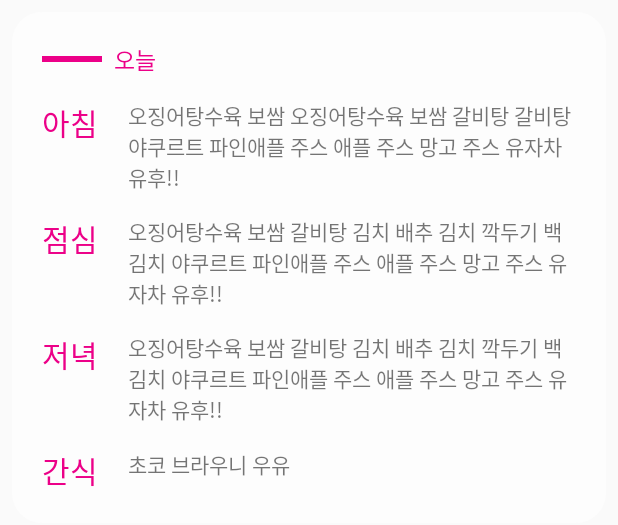
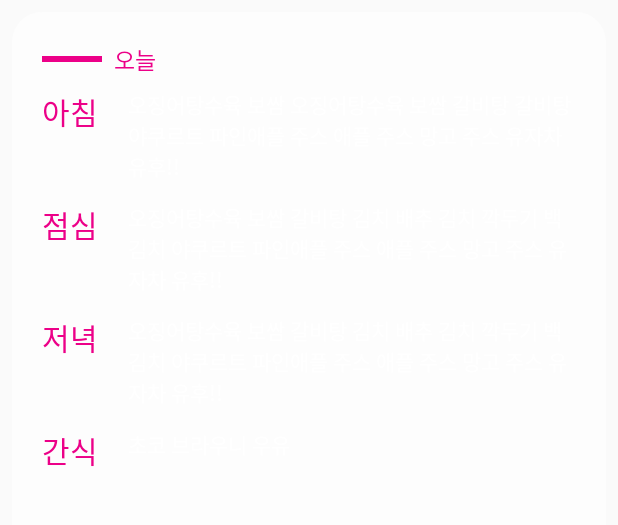
Before and after one commit to hyemdooly/DIMIBOB-for-Android, an Android app: the layout widget_today.xml on its own in the app's theme, with its tools: preview values and no code run, on a phone screen of 412 x 824 dp. Shown: the top 525 px of the screen. Run offline under Robolectric (Android 15) with nearby library versions, the phone set to English and light mode, and no system bars; Roboto replaces fonts that are not available here.

Commit message:
거의 끝.

```diff
--- a/app/src/main/java/kdmhs/me/hyemdooly/dimibob/fonts/KopubBoldTextView.java
+++ /dev/null
@@ -1,41 +0,0 @@
-package kdmhs.me.hyemdooly.dimibob.fonts;
-
-import android.content.Context;
-import android.graphics.Typeface;
-import android.util.AttributeSet;
-
-/**
- * Created by songhyemin on 2017. 3. 3..
- */
-
-public class KopubBoldTextView extends android.support.v7.widget.AppCompatTextView {
-
-    public KopubBoldTextView(Context context) {
-        super(context);
-
-    }
-
-    public KopubBoldTextView(Context context, AttributeSet attrs) {
-        super(context, attrs);
-        applyTypeface(context, attrs);
-    }
-
-    public KopubBoldTextView(Context context, AttributeSet attrs, int defStyleAttr) {
-        super(context, attrs, defStyleAttr);
-        applyTypeface(context, attrs);
-    }
-
-    private void applyTypeface(Context context, AttributeSet attrs){
-        //TypedArray arr = context.obtainStyledAttributes(attrs, R.styleable.KopubTextView);
-        String typefaceName = "KoPubDotumBold.ttf"; //arr.getString(R.styleable.KopubTextView_kopubFont);
-        Typeface typeface = null;
-
-        try{
-            typeface = Typeface.createFromAsset(context.getAssets(), typefaceName);
-            setTypeface(typeface);
-
-        }catch(Exception e){
-            e.printStackTrace();
-        }
-    }
-}
--- a/app/src/main/java/kdmhs/me/hyemdooly/dimibob/fonts/KopubLightTextView.java
+++ /dev/null
@@ -1,42 +0,0 @@
-package kdmhs.me.hyemdooly.dimibob.fonts;
-
-import android.content.Context;
-import android.graphics.Typeface;
-import android.util.AttributeSet;
-import android.widget.TextView;
-
-/**
- * Created by songhyemin on 2017. 3. 3..
- */
-
-public class KopubLightTextView extends android.support.v7.widget.AppCompatTextView {
-
-    public KopubLightTextView(Context context) {
-        super(context);
-
-    }
-
-    public KopubLightTextView(Context context, AttributeSet attrs) {
-        super(context, attrs);
-        applyTypeface(context, attrs);
-    }
-
-    public KopubLightTextView(Context context, AttributeSet attrs, int defStyleAttr) {
-        super(context, attrs, defStyleAttr);
-        applyTypeface(context, attrs);
-    }
-
-    private void applyTypeface(Context context, AttributeSet attrs){
-        //TypedArray arr = context.obtainStyledAttributes(attrs, R.styleable.KopubTextView);
-        String typefaceName = "KoPubDotumLight.ttf"; //arr.getString(R.styleable.KopubTextView_kopubFont);
-        Typeface typeface = null;
-
-        try{
-            typeface = Typeface.createFromAsset(context.getAssets(), typefaceName);
-            setTypeface(typeface);
-
-        }catch(Exception e){
-            e.printStackTrace();
-        }
-    }
-}
--- a/app/src/main/java/kdmhs/me/hyemdooly/dimibob/fonts/KopubMediumTextView.java
+++ /dev/null
@@ -1,42 +0,0 @@
-package kdmhs.me.hyemdooly.dimibob.fonts;
-
-import android.content.Context;
-import android.graphics.Typeface;
-import android.util.AttributeSet;
-import android.widget.TextView;
-
-/**
- * Created by songhyemin on 2017. 3. 3..
- */
-
-public class KopubMediumTextView extends android.support.v7.widget.AppCompatTextView {
-
-    public KopubMediumTextView(Context context) {
-        super(context);
-
-    }
-
-    public KopubMediumTextView(Context context, AttributeSet attrs) {
-        super(context, attrs);
-        applyTypeface(context, attrs);
-    }
-
-    public KopubMediumTextView(Context context, AttributeSet attrs, int defStyleAttr) {
-        super(context, attrs, defStyleAttr);
-        applyTypeface(context, attrs);
-    }
-
-    private void applyTypeface(Context context, AttributeSet attrs){
-        //TypedArray arr = context.obtainStyledAttributes(attrs, R.styleable.KopubTextView);
-        String typefaceName = "KoPubDotumMedium.ttf"; //arr.getString(R.styleable.KopubTextView_kopubFont);
-        Typeface typeface = null;
-
-        try{
-            typeface = Typeface.createFromAsset(context.getAssets(), typefaceName);
-            setTypeface(typeface);
-
-        }catch(Exception e){
-            e.printStackTrace();
-        }
-    }
-}
--- a/app/src/main/res/layout/activity_main.xml
+++ b/app/src/main/res/layout/activity_main.xml
@@ -16,7 +16,7 @@
         android:layout_height="wrap_content"
         android:text="안녕하세요!"
         android:textStyle="bold"
-        android:textSize="30dp"
+        android:textSize="25dp"
          />
 
     <TextView
@@ -31,7 +31,7 @@
         android:layout_width="wrap_content"
         android:layout_height="wrap_content"
         android:text="ⓒ 2017. Hyemdooly all rights reserved."
-        android:layout_marginTop="20dp"
+        android:layout_marginTop="15dp"
         android:textSize="10dp"
         android:layout_below="@id/textview_contents"
         />
--- a/app/src/main/res/layout/widget_today.xml
+++ b/app/src/main/res/layout/widget_today.xml
@@ -3,11 +3,12 @@
     android:orientation="vertical"
     android:layout_width="match_parent"
     android:layout_height="match_parent"
-    android:layout_margin="8dp" >
+    android:layout_margin="8dp"
+    android:layout_centerVertical="true">
 
     <RelativeLayout
-        android:layout_width="wrap_content"
-        android:layout_height="wrap_content"
+        android:layout_width="match_parent"
+        android:layout_height="match_parent"
         android:background="@drawable/dr_back"
         android:padding="20dp">
 
@@ -15,7 +16,7 @@
             android:id="@+id/line_group"
             android:layout_width="wrap_content"
             android:layout_height="wrap_content"
-            android:layout_marginBottom="15dp">
+            android:layout_marginBottom="8dp">
 
             <ImageView
                 android:id="@+id/line"
@@ -23,7 +24,7 @@
                 android:layout_height="4dp"
                 android:src="@drawable/line"
                 android:layout_centerVertical="true"/>
-            <kdmhs.me.hyemdooly.dimibob.fonts.KopubBoldTextView
+            <TextView
                 android:layout_width="wrap_content"
                 android:layout_height="wrap_content"
                 android:text="오늘"
@@ -40,22 +41,20 @@
             android:layout_height="wrap_content"
             android:layout_below="@id/line_group">
 
-            <kdmhs.me.hyemdooly.dimibob.fonts.KopubMediumTextView
+            <TextView
                 android:id="@+id/break_title"
                 android:layout_width="wrap_content"
                 android:layout_height="wrap_content"
                 android:text="아침"
-                android:textSize="20dp"
-                android:textColor="@color/colorPrimary" />
+                style="@style/TitleTextStyle"/>
 
-            <kdmhs.me.hyemdooly.dimibob.fonts.KopubLightTextView
+            <TextView
                 android:id="@+id/breakfast"
                 android:layout_width="match_parent"
                 android:layout_height="wrap_content"
-                android:textSize="14dp"
                 android:text="오징어탕수육 보쌈 오징어탕수육 보쌈 갈비탕 갈비탕 야쿠르트 파인애플 주스 애플 주스 망고 주스 유자차 유후!!"
                 android:layout_toRightOf="@id/break_title"
-                android:layout_marginLeft="20dp"/>
+                style="@style/ContentTextStyle"/>
 
         </RelativeLayout>
 
@@ -64,24 +63,22 @@
             android:layout_width="match_parent"
             android:layout_height="wrap_content"
             android:layout_below="@id/break_group"
-            android:layout_marginTop="15dp">
+            android:layout_marginTop="@dimen/widget_meal_component_margin">
 
-            <kdmhs.me.hyemdooly.dimibob.fonts.KopubMediumTextView
+            <TextView
                 android:id="@+id/lunch_title"
                 android:layout_width="wrap_content"
                 android:layout_height="wrap_content"
                 android:text="점심"
-                android:textSize="20dp"
-                android:textColor="@color/colorPrimary" />
+                style="@style/TitleTextStyle" />
 
-            <kdmhs.me.hyemdooly.dimibob.fonts.KopubLightTextView
+            <TextView
                 android:id="@+id/lunch"
                 android:layout_width="match_parent"
                 android:layout_height="wrap_content"
-                android:textSize="14dp"
                 android:text="오징어탕수육 보쌈 갈비탕 김치 배추 김치 깍두기 백김치 야쿠르트 파인애플 주스 애플 주스 망고 주스 유자차 유후!!"
                 android:layout_toRightOf="@id/lunch_title"
-                android:layout_marginLeft="20dp"/>
+                style="@style/ContentTextStyle"/>
 
         </RelativeLayout>
 
@@ -90,24 +87,22 @@
             android:layout_width="match_parent"
             android:layout_height="wrap_content"
             android:layout_below="@id/lunch_group"
-            android:layout_marginTop="15dp">
+            android:layout_marginTop="@dimen/widget_meal_component_margin">
 
-            <kdmhs.me.hyemdooly.dimibob.fonts.KopubMediumTextView
+            <TextView
                 android:id="@+id/dinner_title"
                 android:layout_width="wrap_content"
                 android:layout_height="wrap_content"
                 android:text="저녁"
-                android:textSize="20dp"
-                android:textColor="@color/colorPrimary" />
+                style="@style/TitleTextStyle" />
 
-            <kdmhs.me.hyemdooly.dimibob.fonts.KopubLightTextView
+            <TextView
                 android:id="@+id/dinner"
                 android:layout_width="match_parent"
                 android:layout_height="wrap_content"
-                android:textSize="14dp"
                 android:text="오징어탕수육 보쌈 갈비탕 김치 배추 김치 깍두기 백김치 야쿠르트 파인애플 주스 애플 주스 망고 주스 유자차 유후!!"
                 android:layout_toRightOf="@id/dinner_title"
-                android:layout_marginLeft="20dp"/>
+                style="@style/ContentTextStyle"/>
 
         </RelativeLayout>
 
@@ -116,24 +111,22 @@
             android:layout_width="match_parent"
             android:layout_height="wrap_content"
             android:layout_below="@id/dinner_group"
-            android:layout_marginTop="15dp">
+            android:layout_marginTop="@dimen/widget_meal_component_margin">
 
-            <kdmhs.me.hyemdooly.dimibob.fonts.KopubMediumTextView
+            <TextView
                 android:id="@+id/snack_title"
                 android:layout_width="wrap_content"
                 android:layout_height="wrap_content"
                 android:text="간식"
-                android:textSize="20dp"
-                android:textColor="@color/colorPrimary" />
+                style="@style/TitleTextStyle" />
 
-            <kdmhs.me.hyemdooly.dimibob.fonts.KopubLightTextView
+            <TextView
                 android:id="@+id/snack"
                 android:layout_width="match_parent"
                 android:layout_height="wrap_content"
-                android:textSize="14dp"
                 android:text="초코 브라우니 우유"
                 android:layout_toRightOf="@id/snack_title"
-                android:layout_marginLeft="20dp"/>
+                style="@style/ContentTextStyle"/>
 
         </RelativeLayout>
 
--- a/app/src/main/res/values/dimens.xml
+++ b/app/src/main/res/values/dimens.xml
@@ -2,4 +2,5 @@
     <!-- Default screen margins, per the Android Design guidelines. -->
     <dimen name="activity_horizontal_margin">16dp</dimen>
     <dimen name="activity_vertical_margin">16dp</dimen>
+    <dimen name="widget_meal_component_margin">13dp</dimen>
 </resources>
--- a/app/src/main/res/values/styles.xml
+++ b/app/src/main/res/values/styles.xml
@@ -8,4 +8,16 @@
         <item name="colorAccent">@color/colorAccent</item>
     </style>
 
+    <style name="TitleTextStyle">
+        <item name="android:textSize">20dp</item>
+        <item name="android:textColor">@color/colorPrimary</item>
+    </style>
+
+    <style name="ContentTextStyle">
+        <item name="android:textSize">14dp</item>
+        <item name="android:layout_marginLeft">20dp</item>
+        <item name="android:textColor">@color/colorWhite</item>
+    </style>
+
+
 </resources>
--- a/app/src/main/res/xml/widget_provider.xml
+++ b/app/src/main/res/xml/widget_provider.xml
@@ -2,7 +2,7 @@
 <appwidget-provider xmlns:android="http://schemas.android.com/apk/res/android"
     android:initialLayout="@layout/widget_today"
     android:minHeight="146dp"
-    android:minWidth="146dp"
-    android:resizeMode="horizontal|vertical"
+    android:minWidth="442dp"
+    android:resizeMode="horizontal"
     android:updatePeriodMillis="10800000"
     />
```
Also changed, not shown: 3 other files.
